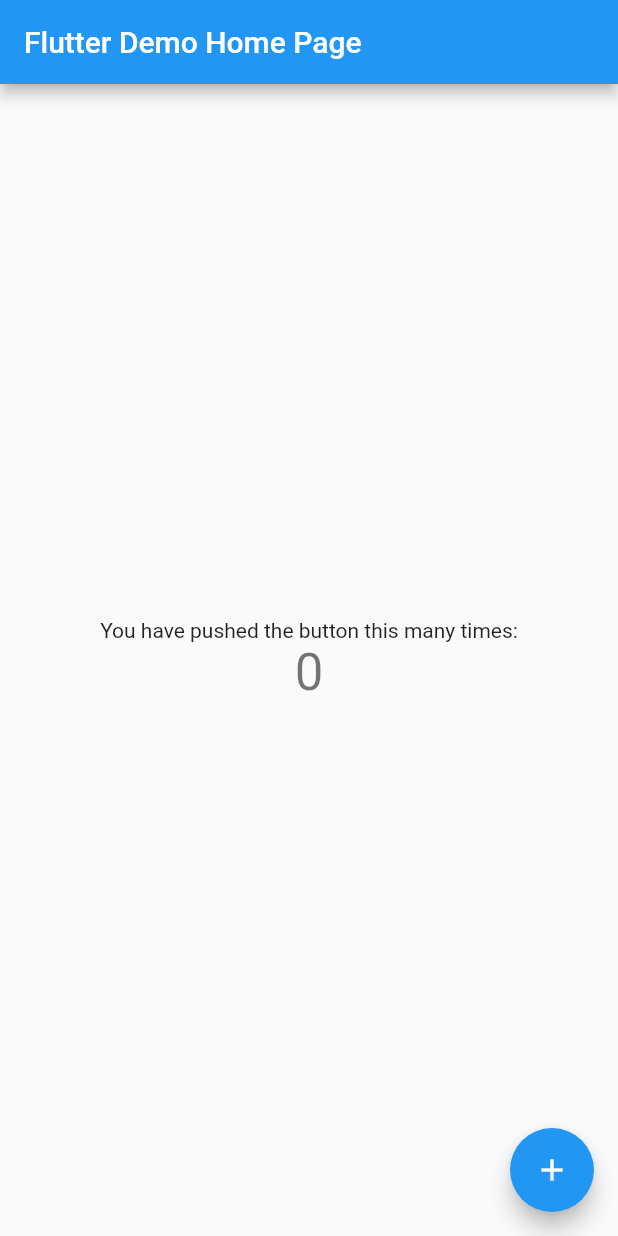
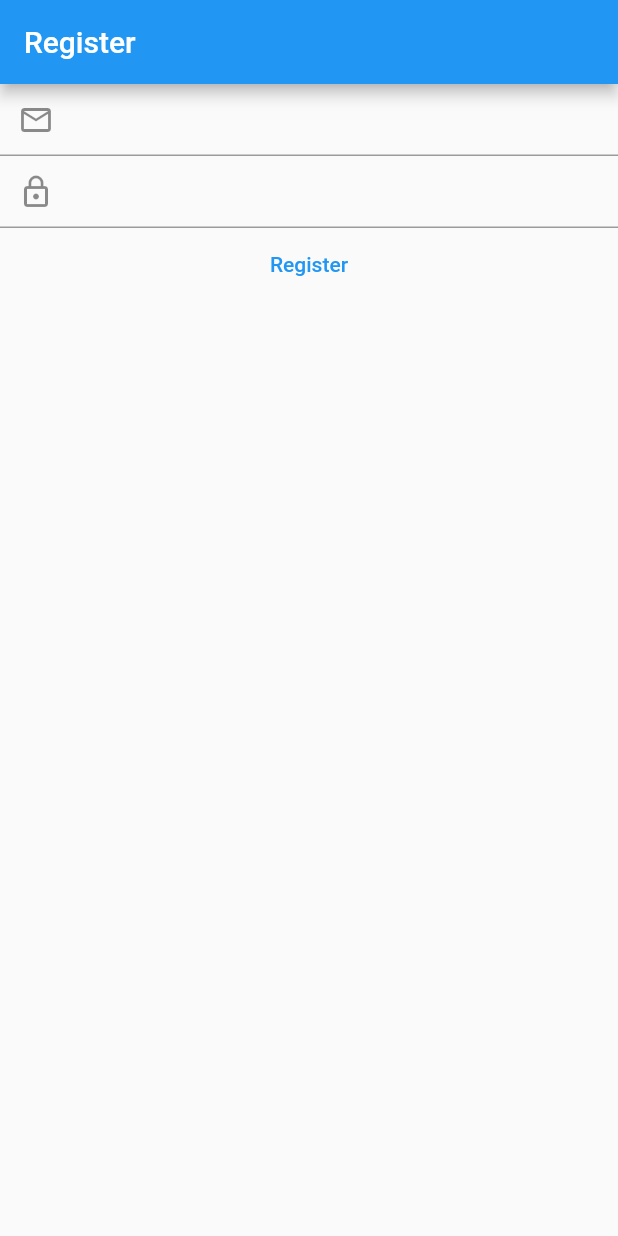
Before and after one commit to ugurtimurcin/mynotes, a Flutter app: the screen it shows after launch, on a phone screen of 412 x 824 dp. Run offline on Flutter 3.47's test engine with Material 2 defaults, Android fonts, the phone set to English and light mode, and no system bars; our stand-ins replace firebase_auth, firebase_core; accounts and stored records are empty; generated files the repository leaves out were written again.

Commit message:
created registration page

```diff
--- a/lib/main.dart
+++ b/lib/main.dart
@@ -1,115 +1,99 @@
+import 'package:firebase_core/firebase_core.dart';
 import 'package:flutter/material.dart';
+import 'package:firebase_auth/firebase_auth.dart';
+import 'package:mynotes/firebase_options.dart';
 
 void main() {
-  runApp(const MyApp());
+  WidgetsFlutterBinding.ensureInitialized();
+  runApp(
+    MaterialApp(
+      title: 'Flutter Demo',
+      theme: ThemeData(
+        primarySwatch: Colors.blue,
+      ),
+      home: const HomePage(),
+    ),
+  );
 }
 
-class MyApp extends StatelessWidget {
-  const MyApp({super.key});
+class HomePage extends StatefulWidget {
+  const HomePage({super.key});
 
-  // This widget is the root of your application.
   @override
-  Widget build(BuildContext context) {
-    return MaterialApp(
-      title: 'Flutter Demo',
-      theme: ThemeData(
-        // This is the theme of your application.
-        //
-        // Try running your application with "flutter run". You'll see the
-        // application has a blue toolbar. Then, without quitting the app, try
-        // changing the primarySwatch below to Colors.green and then invoke
-        // "hot reload" (press "r" in the console where you ran "flutter run",
-        // or simply save your changes to "hot reload" in a Flutter IDE).
-        // Notice that the counter didn't reset back to zero; the application
-        // is not restarted.
-        primarySwatch: Colors.blue,
-      ),
-      home: const MyHomePage(title: 'Flutter Demo Home Page'),
-    );
-  }
+  State<HomePage> createState() => _HomePageState();
 }
 
-class MyHomePage extends StatefulWidget {
-  const MyHomePage({super.key, required this.title});
-
-  // This widget is the home page of your application. It is stateful, meaning
-  // that it has a State object (defined below) that contains fields that affect
-  // how it looks.
-
-  // This class is the configuration for the state. It holds the values (in this
-  // case the title) provided by the parent (in this case the App widget) and
-  // used by the build method of the State. Fields in a Widget subclass are
-  // always marked "final".
-
-  final String title;
+class _HomePageState extends State<HomePage> {
+  late final TextEditingController _email;
+  late final TextEditingController _password;
 
   @override
-  State<MyHomePage> createState() => _MyHomePageState();
-}
+  void initState() {
+    super.initState();
 
-class _MyHomePageState extends State<MyHomePage> {
-  int _counter = 0;
+    _email = TextEditingController();
+    _password = TextEditingController();
+  }
 
-  void _incrementCounter() {
-    setState(() {
-      // This call to setState tells the Flutter framework that something has
-      // changed in this State, which causes it to rerun the build method below
-      // so that the display can reflect the updated values. If we changed
-      // _counter without calling setState(), then the build method would not be
-      // called again, and so nothing would appear to happen.
-      _counter++;
-    });
+  @override
+  void dispose() {
+    super.dispose();
+
+    _email.dispose();
+    _password.dispose();
   }
 
   @override
   Widget build(BuildContext context) {
-    // This method is rerun every time setState is called, for instance as done
-    // by the _incrementCounter method above.
-    //
-    // The Flutter framework has been optimized to make rerunning build methods
-    // fast, so that you can just rebuild anything that needs updating rather
-    // than having to individually change instances of widgets.
     return Scaffold(
       appBar: AppBar(
-        // Here we take the value from the MyHomePage object that was created by
-        // the App.build method, and use it to set our appbar title.
-        title: Text(widget.title),
+        title: const Text('Register'),
       ),
-      body: Center(
-        // Center is a layout widget. It takes a single child and positions it
-        // in the middle of the parent.
-        child: Column(
-          // Column is also a layout widget. It takes a list of children and
-          // arranges them vertically. By default, it sizes itself to fit its
-          // children horizontally, and tries to be as tall as its parent.
-          //
-          // Invoke "debug painting" (press "p" in the console, choose the
-          // "Toggle Debug Paint" action from the Flutter Inspector in Android
-          // Studio, or the "Toggle Debug Paint" command in Visual Studio Code)
-          // to see the wireframe for each widget.
-          //
-          // Column has various properties to control how it sizes itself and
-          // how it positions its children. Here we use mainAxisAlignment to
-          // center the children vertically; the main axis here is the vertical
-          // axis because Columns are vertical (the cross axis would be
-          // horizontal).
-          mainAxisAlignment: MainAxisAlignment.center,
-          children: <Widget>[
-            const Text(
-              'You have pushed the button this many times:',
-            ),
-            Text(
-              '$_counter',
-              style: Theme.of(context).textTheme.headline4,
-            ),
-          ],
+      body: FutureBuilder(
+        future: Firebase.initializeApp(
+          options: DefaultFirebaseOptions.currentPlatform,
         ),
+        builder: (context, snapshot) {
+          switch (snapshot.connectionState) {
+            case ConnectionState.done:
+              return Column(
+                children: [
+                  TextField(
+                    controller: _email,
+                    decoration: const InputDecoration(
+                      prefixIcon: Icon(Icons.email_outlined),
+                    ),
+                    keyboardType: TextInputType.emailAddress,
+                  ),
+                  TextField(
+                    controller: _password,
+                    decoration: const InputDecoration(
+                      prefixIcon: Icon(Icons.lock_outline),
+                    ),
+                    obscureText: true,
+                    enableSuggestions: false,
+                    autocorrect: false,
+                  ),
+                  TextButton(
+                    onPressed: () async {
+                      final email = _email.text;
+                      final password = _password.text;
+
+                      final userCredential = await FirebaseAuth.instance
+                          .createUserWithEmailAndPassword(
+                        email: email,
+                        password: password,
+                      );
+                    },
+                    child: const Text('Register'),
+                  ),
+                ],
+              );
+            default:
+              return const CircularProgressIndicator();
+          }
+        },
       ),
-      floatingActionButton: FloatingActionButton(
-        onPressed: _incrementCounter,
-        tooltip: 'Increment',
-        child: const Icon(Icons.add),
-      ), // This trailing comma makes auto-formatting nicer for build methods.
     );
   }
 }
```
Also changed, not shown: 1 other file.
